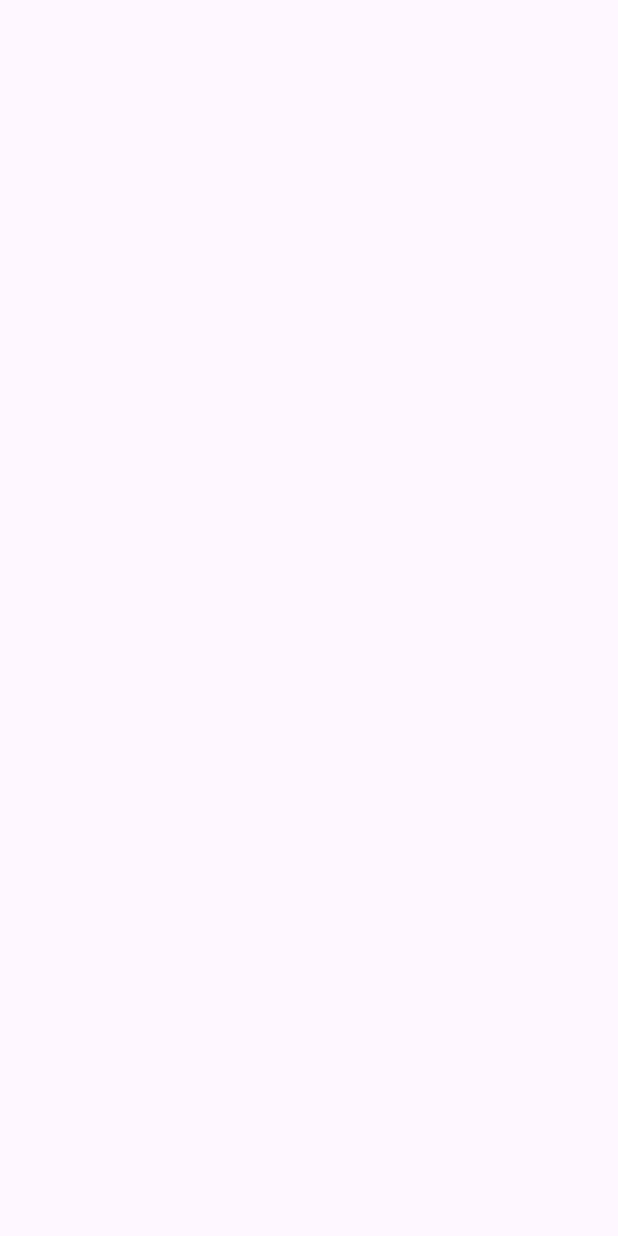
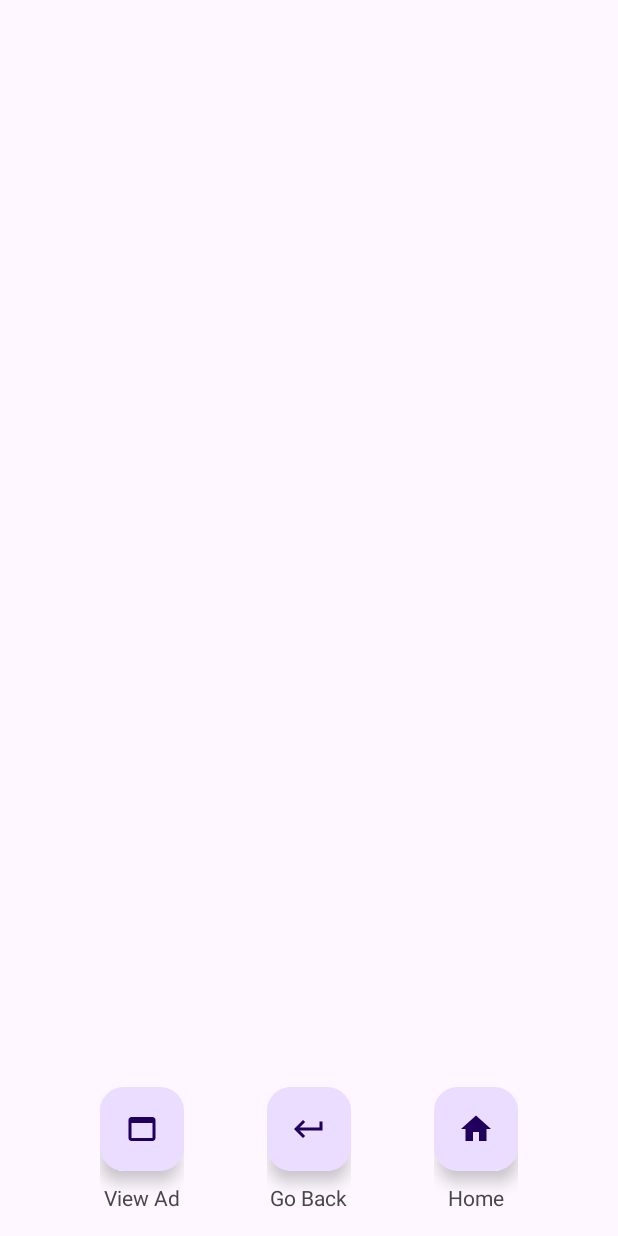
Before and after one commit to Patryk-Malinowski/Garage-Android-App, an Android app: the ListingActivity screen opened directly, with no data from a screen before it, on a phone screen of 412 x 824 dp. Before the commit the screen is empty. Run offline under Robolectric (Android 15) with nearby library versions, the phone set to English and light mode, and no system bars.

Commit message:
Added floating buttons when user clicks on a listing. This includes functional return and home buttons and non functional view ad button.

```diff
--- a/app/src/main/java/com/example/myapplication/ListingActivity.java
+++ b/app/src/main/java/com/example/myapplication/ListingActivity.java
@@ -5,8 +5,11 @@ import androidx.appcompat.app.AppCompatActivity;
 import android.content.Intent;
 import android.os.Bundle;
 import android.view.ViewGroup;
+import android.widget.Button;
 import android.widget.ImageView;
 import android.widget.TextView;
+
+import com.google.android.material.floatingactionbutton.FloatingActionButton;
 
 public class ListingActivity extends AppCompatActivity {
 
@@ -15,17 +18,15 @@ public class ListingActivity extends AppCompatActivity {
         super.onCreate(savedInstanceState);
         setContentView(R.layout.activity_listing);
 
-        // Retrieve data from the Intent
+        // retrieve data from the Intent
         Intent intent = getIntent();
         String title = intent.getStringExtra("title");
         String year = intent.getStringExtra("year");
         int price = intent.getIntExtra("price", 0);  // 0 is the default value if the key is not found
         int imageResource = intent.getIntExtra("imageResource", 0);
 
-        // Now you can use the retrieved data as needed, e.g., set them to TextViews or ImageViews
+        // we use retrieved data and set it as TextView and ImageView
         TextView titleTextView = findViewById(R.id.textViewTitle);
-//        TextView yearTextView = findViewById(R.id.yearTextView);
-//        TextView priceTextView = findViewById(R.id.priceTextView);
         ImageView imageView = findViewById(R.id.imageView);
 
         // set the ImageView height based on a percentage of the screen height
@@ -40,8 +41,34 @@ public class ListingActivity extends AppCompatActivity {
         imageView.setLayoutParams(layoutParams);
 
         titleTextView.setText(title);
-//        yearTextView.setText(year);
-//        priceTextView.setText(String.valueOf(price));
         imageView.setImageResource(imageResource);
+
+
+        // initialize buttons
+        FloatingActionButton viewAdButton = findViewById(R.id.adButton);
+        FloatingActionButton goBackButton = findViewById(R.id.backButton);
+        FloatingActionButton homeButton = findViewById(R.id.homeButton);
+
+        // set onClickListeners
+        viewAdButton.setOnClickListener(v -> onViewAdClick());
+        goBackButton.setOnClickListener(v -> onGoBackClick());
+        homeButton.setOnClickListener(v -> onHomeClick());
     }
+
+    public void onViewAdClick() {
+
+    }
+
+    public void onGoBackClick() {
+        finish(); // close the current activity -> go to previous activity
+    }
+
+    public void onHomeClick() {
+        // creates new intent that navigates from current activity to MainActivity
+        Intent intent = new Intent(this, MainActivity.class);
+        intent.addFlags(Intent.FLAG_ACTIVITY_CLEAR_TOP); // clear the activity stack
+        startActivity(intent);
+    }
+
+
 }
--- a/app/src/main/java/com/example/myapplication/RecyclerViewActivity.java
+++ b/app/src/main/java/com/example/myapplication/RecyclerViewActivity.java
@@ -164,25 +164,17 @@ public class RecyclerViewActivity extends AppCompatActivity implements MyRecycle
 
 
 
-    // toast method triggered when an item in the RecyclerView is clicked
     @Override
     public void onItemClick(View view, int position) {
-        // Show a toast message indicating the clicked item for testing purposes
-        Toast.makeText(RecyclerViewActivity.this, "You clicked on " + carListings.getItem(position), Toast.LENGTH_SHORT).show();
-
         // retrieve the data for the clicked item
         String selectedTitle = carListings.getTitle(position);
-//        String selectedYear = carListings.getYear(position);
-//        int selectedPrice = carListings.getPrice(position);
-        int selectedImageResource = carListings.getImageResource(position);
+       int selectedImageResource = carListings.getImageResource(position);
 
         // creates new intent that navigates from RecyclerViewActivity to ListingActivity
         Intent intent = new Intent(RecyclerViewActivity.this, ListingActivity.class);
 
         // put the selected data into the Intent as extras
         intent.putExtra("title", selectedTitle);
-//        intent.putExtra("year", selectedYear);
-//        intent.putExtra("price", selectedPrice);
         intent.putExtra("imageResource", selectedImageResource);
 
 
--- /dev/null
+++ b/app/src/main/res/drawable/baseline_home_24.xml
@@ -0,0 +1,5 @@
+<vector android:height="24dp" android:tint="#000000"
+    android:viewportHeight="24" android:viewportWidth="24"
+    android:width="24dp" xmlns:android="http://schemas.android.com/apk/res/android">
+    <path android:fillColor="@android:color/white" android:pathData="M10,20v-6h4v6h5v-8h3L12,3 2,12h3v8z"/>
+</vector>
--- /dev/null
+++ b/app/src/main/res/drawable/baseline_keyboard_return_24.xml
@@ -0,0 +1,5 @@
+<vector android:autoMirrored="true" android:height="24dp"
+    android:tint="#000000" android:viewportHeight="24"
+    android:viewportWidth="24" android:width="24dp" xmlns:android="http://schemas.android.com/apk/res/android">
+    <path android:fillColor="@android:color/white" android:pathData="M19,7v4H5.83l3.58,-3.59L8,6l-6,6 6,6 1.41,-1.41L5.83,13H21V7z"/>
+</vector>
--- /dev/null
+++ b/app/src/main/res/drawable/baseline_web_asset_24.xml
@@ -0,0 +1,5 @@
+<vector android:height="24dp" android:tint="#000000"
+    android:viewportHeight="24" android:viewportWidth="24"
+    android:width="24dp" xmlns:android="http://schemas.android.com/apk/res/android">
+    <path android:fillColor="@android:color/white" android:pathData="M19,4L5,4c-1.11,0 -2,0.9 -2,2v12c0,1.1 0.89,2 2,2h14c1.1,0 2,-0.9 2,-2L21,6c0,-1.1 -0.89,-2 -2,-2zM19,18L5,18L5,8h14v10z"/>
+</vector>
--- a/app/src/main/res/layout/activity_listing.xml
+++ b/app/src/main/res/layout/activity_listing.xml
@@ -21,10 +21,93 @@
         android:layout_height="wrap_content"
         android:layout_marginTop="20dp"
         android:text=""
+        android:textSize="30sp"
         android:textStyle="bold"
-        android:textSize="30sp"
         app:layout_constraintEnd_toEndOf="parent"
         app:layout_constraintStart_toStartOf="parent"
         app:layout_constraintTop_toBottomOf="@+id/imageView" />
 
+    <!-- Button Layout -->
+    <LinearLayout
+        android:id="@+id/buttonLayout"
+        android:layout_width="0dp"
+        android:layout_height="wrap_content"
+        android:layout_marginBottom="16dp"
+        android:orientation="horizontal"
+        android:gravity="center_horizontal"
+        app:layout_constraintBottom_toBottomOf="parent"
+        app:layout_constraintEnd_toEndOf="parent"
+        app:layout_constraintStart_toStartOf="parent">
+
+        <!-- View Ad Button -->
+        <LinearLayout
+            android:layout_width="wrap_content"
+            android:layout_height="wrap_content"
+            android:orientation="vertical"
+            android:layout_marginEnd="55dp"
+            android:gravity="center">
+
+            <com.google.android.material.floatingactionbutton.FloatingActionButton
+                android:id="@+id/adButton"
+                android:layout_width="wrap_content"
+                android:layout_height="wrap_content"
+                android:clickable="true"
+                app:srcCompat="@drawable/baseline_web_asset_24" />
+
+            <TextView
+                android:layout_width="wrap_content"
+                android:layout_height="wrap_content"
+                android:layout_marginTop="8dp"
+                android:text="View Ad" />
+
+        </LinearLayout>
+
+        <!-- Go Back Button -->
+        <LinearLayout
+        android:layout_width="wrap_content"
+        android:layout_height="wrap_content"
+        android:orientation="vertical"
+        android:layout_marginEnd="55dp"
+        android:gravity="center">
+
+        <com.google.android.material.floatingactionbutton.FloatingActionButton
+            android:id="@+id/backButton"
+            android:layout_width="wrap_content"
+            android:layout_height="wrap_content"
+            android:clickable="true"
+            app:srcCompat="@drawable/baseline_keyboard_return_24" />
+
+            <TextView
+                android:layout_width="wrap_content"
+                android:layout_height="wrap_content"
+                android:layout_marginTop="8dp"
+                android:text="Go Back" />
+
+        </LinearLayout>
+
+        <!-- Home Button -->
+        <LinearLayout
+        android:layout_width="wrap_content"
+        android:layout_height="wrap_content"
+        android:orientation="vertical"
+        android:gravity="center">
+
+        <com.google.android.material.floatingactionbutton.FloatingActionButton
+            android:id="@+id/homeButton"
+            android:layout_width="wrap_content"
+            android:layout_height="wrap_content"
+            android:clickable="true"
+            app:srcCompat="@drawable/baseline_home_24" />
+
+            <TextView
+                android:layout_width="wrap_content"
+                android:layout_height="wrap_content"
+                android:layout_marginTop="8dp"
+                android:text="Home" />
+
+        </LinearLayout>
+
+    </LinearLayout>
+
+
 </androidx.constraintlayout.widget.ConstraintLayout>
```
